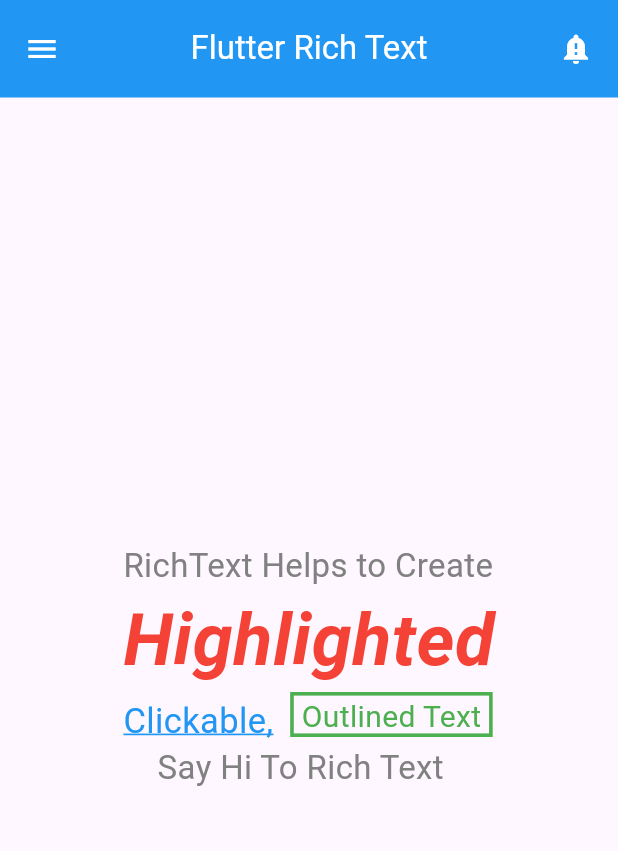
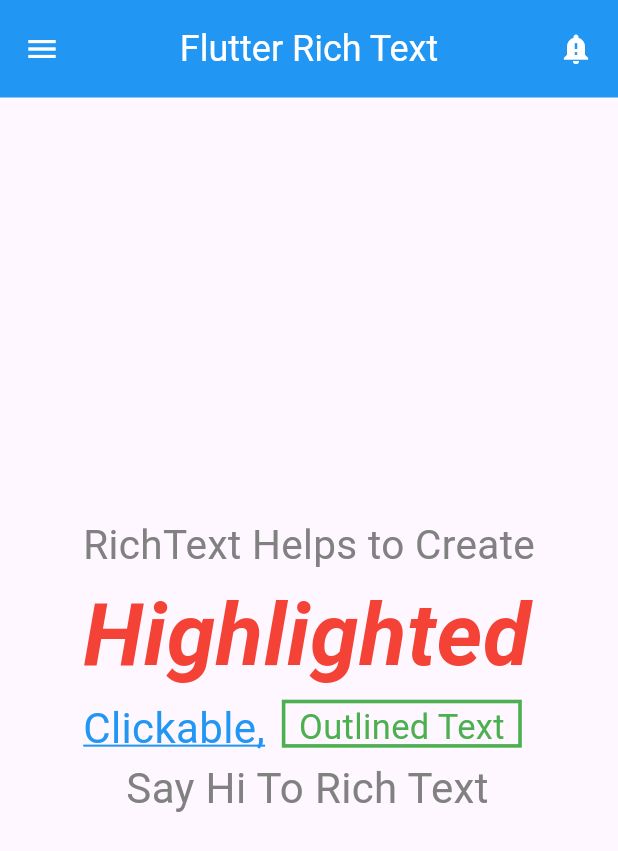
Before and after one commit to AnkitUmredkar/Quick_Starter, a Flutter app: the screen it shows after launch, on a phone screen of 412 x 824 dp. Shown: the top 851 px of the screen. Run offline on Flutter 3.47's test engine with Material 3 defaults, Android fonts, the phone set to English and light mode, and no system bars.

Commit message:
21/03/2024

```diff
--- a/lib/main.dart
+++ b/lib/main.dart
@@ -1,3 +1,8 @@
+
+
+
+
+
 import 'package:flutter/material.dart';
 
 void main() {
@@ -23,6 +28,7 @@
             'Flutter Rich Text',
             style: TextStyle(
               color: Colors.white,
+              fontSize: 24,
             ),
           ),
           centerTitle: true,
@@ -41,7 +47,7 @@
                   text: 'RichText Helps to Create',
                   style: TextStyle(
                     color: Color(0xff818181),
-                    fontSize: 22,
+                    fontSize: 27,
                     fontWeight: FontWeight.w400,
                   ),
                 ),
@@ -49,7 +55,7 @@
                   text: '\nHighlighted',
                   style: TextStyle(
                     color: Colors.red,
-                    fontSize: 48,
+                    fontSize: 58,
                     fontWeight: FontWeight.bold,
                     fontStyle: FontStyle.italic,
                   ),
@@ -58,7 +64,7 @@
                   text: '\nClickable,',
                   style: TextStyle(
                     color: Colors.blue,
-                    fontSize: 23,
+                    fontSize: 28,
                     fontWeight: FontWeight.w400,
                     decoration: TextDecoration.underline,
                     decorationColor: Colors.blue,
@@ -69,8 +75,8 @@
                 ),
                 WidgetSpan(
                   child: Container(
-                    height: 30,
-                    width: 135,
+                    height: 32,
+                    width: 160,
                     decoration: BoxDecoration(
                       border: Border.all(color: Colors.green, width: 2.4),
                     ),
@@ -78,7 +84,7 @@
                       child: Text(
                         'Outlined Text',
                         style: TextStyle(
-                          fontSize: 20,
+                          fontSize: 23,
                           color: Colors.green,
                         ),
                       ),
@@ -89,7 +95,7 @@
                   text: '\n    Say Hi To Rich Text',
                   style: TextStyle(
                     color: Color(0xff818181),
-                    fontSize: 22,
+                    fontSize: 28,
                     fontWeight: FontWeight.w400,
                   ),
                 ),
```
Also changed, not shown: lib/font.dart (+8 -8 lines).
